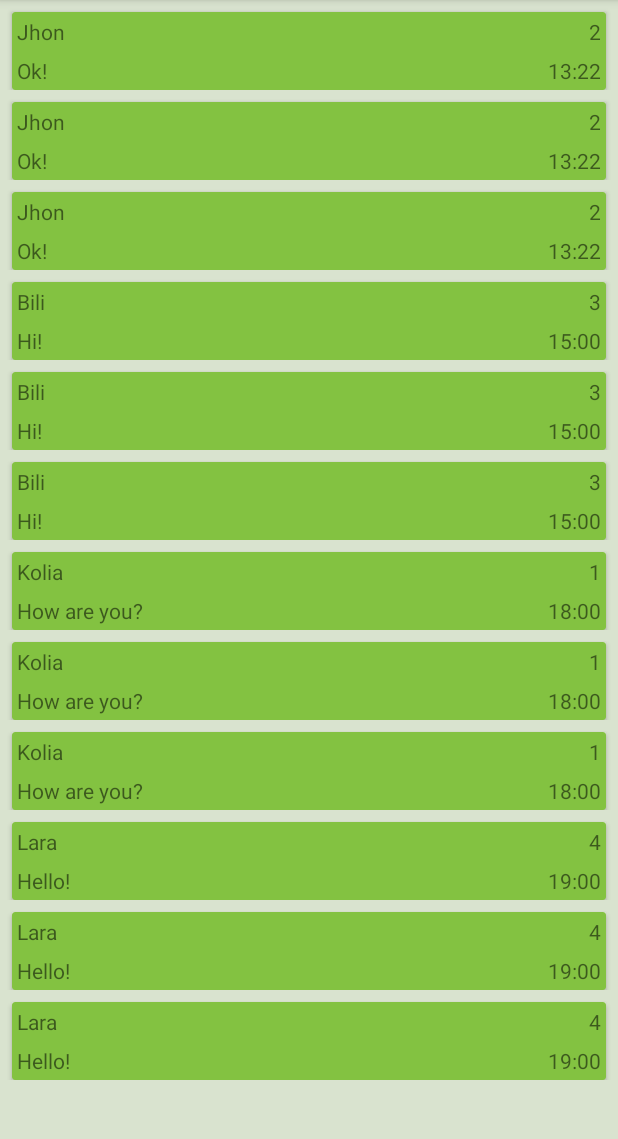
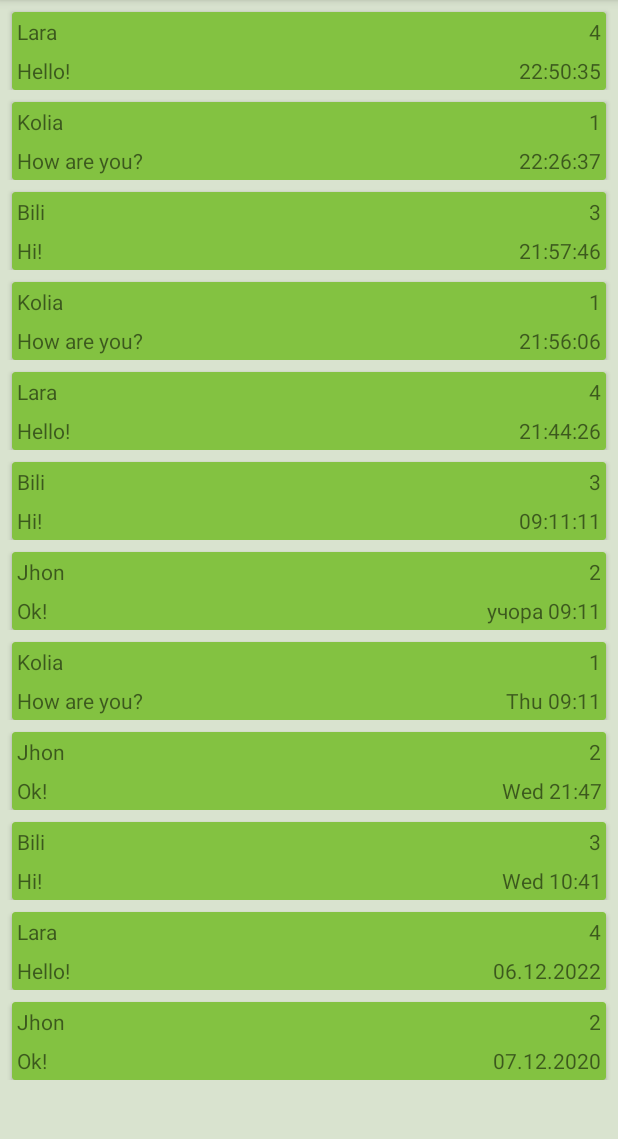
Before and after one commit to YuliaKovall/CryptoChat, an Android app: the screen it shows after launch (MainActivity), on a phone screen of 412 x 824 dp, the part 84-1223 px from its top. Run offline under Robolectric (Android 15) with nearby library versions, the phone set to English and light mode, and no system bars.

Commit message:
format time

```diff
--- a/app/src/main/java/com/example/cryptochat/MainActivity.java
+++ b/app/src/main/java/com/example/cryptochat/MainActivity.java
@@ -7,6 +7,7 @@ import androidx.recyclerview.widget.LinearLayoutManager;
 
 import com.example.cryptochat.databinding.ActivityMainBinding;
 
+import java.util.Date;
 import java.util.HashMap;
 import java.util.Map;
 
@@ -38,17 +39,17 @@ public class MainActivity extends AppCompatActivity {
     }
 
     private void setUserInfo() {
-        userMap.put(1, new User("Jhon", "Ok!", "13:22", 2));
-        userMap.put(2, new User("Bili", "Hi!", "15:00", 3));
-        userMap.put(3, new User("Kolia", "How are you?", "18:00", 1));
-        userMap.put(4, new User("Lara", "Hello!", "19:00", 4));
-        userMap.put(5, new User("Jhon", "Ok!", "13:22", 2));
-        userMap.put(6, new User("Bili", "Hi!", "15:00", 3));
-        userMap.put(7, new User("Kolia", "How are you?", "18:00", 1));
-        userMap.put(8, new User("Lara", "Hello!", "19:00", 4));
-        userMap.put(9, new User("Jhon", "Ok!", "13:22", 2));
-        userMap.put(10, new User("Bili", "Hi!", "15:00", 3));
-        userMap.put(11, new User("Kolia", "How are you?", "18:00", 1));
-        userMap.put(12, new User("Lara", "Hello!", "19:00", 4));
+        userMap.put(1, new User("Jhon", "Ok!", new Date(1677229871000L), 2));
+        userMap.put(2, new User("Bili", "Hi!", new Date(1677362266064L), 3));
+        userMap.put(3, new User("Kolia", "How are you?", new Date(1677362166064L), 1));
+        userMap.put(4, new User("Lara", "Hello!", new Date(1677361466064L), 4));
+        userMap.put(5, new User("Jhon", "Ok!", new Date(1677102466064L), 2));
+        userMap.put(6, new User("Bili", "Hi!", new Date(1677062466064L), 3));
+        userMap.put(7, new User("Kolia", "How are you?", new Date(1677363997487L), 1));
+        userMap.put(8, new User("Lara", "Hello!", new Date(1670362466064L), 4));
+        userMap.put(9, new User("Jhon", "Ok!", new Date(1607362466064L), 2));
+        userMap.put(10, new User("Bili", "Hi!", new Date(1677316271000L), 3));
+        userMap.put(11, new User("Kolia", "How are you?", new Date(1677143471000L), 1));
+        userMap.put(12, new User("Lara", "Hello!", new Date(1677365435819L), 4));
     }
 }
--- a/app/src/main/java/com/example/cryptochat/User.java
+++ b/app/src/main/java/com/example/cryptochat/User.java
@@ -1,12 +1,14 @@
 package com.example.cryptochat;
+
+import java.util.Date;
 
 public class User {
     private String userName;
     private String message;
-    private String time;
+    private Date time;
     private int count;
 
-    public User(String userName, String message, String time, int count) {
+    public User(String userName, String message, Date time, int count) {
         this.userName = userName;
         this.message = message;
         this.time = time;
@@ -29,11 +31,11 @@ public class User {
         this.message = message;
     }
 
-    public String getTime() {
+    public Date getTime() {
         return time;
     }
 
-    public void setTime(String time) {
+    public void setTime(Date time) {
         this.time = time;
     }
 
--- a/app/src/main/java/com/example/cryptochat/UserAdapter.java
+++ b/app/src/main/java/com/example/cryptochat/UserAdapter.java
@@ -10,9 +10,14 @@ import androidx.recyclerview.widget.RecyclerView;
 
 import com.example.cryptochat.databinding.UserItemBinding;
 
+import java.text.SimpleDateFormat;
+import java.time.LocalDateTime;
 import java.util.ArrayList;
+import java.util.Calendar;
 import java.util.Collections;
 import java.util.Comparator;
+import java.util.Date;
+import java.util.GregorianCalendar;
 import java.util.List;
 
 public class UserAdapter extends RecyclerView.Adapter<UserAdapter.UserHolder> {
@@ -38,9 +43,24 @@ public class UserAdapter extends RecyclerView.Adapter<UserAdapter.UserHolder> {
             binding.name.setText(user.getUserName());
             binding.message.setText(user.getMessage());
             binding.count.setText(String.valueOf(user.getCount()));
-            binding.time.setText(String.valueOf(user.getTime()));
+            binding.time.setText(String.valueOf(formatTimeDate(user.getTime())));
         }
 
+    }
+
+    public String formatTimeDate (Date d){
+        String result = "";
+        Date now = new Date();
+        if (now.getTime() - d.getTime() < 86400000 && now.getDay() == d.getDay()){
+            result = new SimpleDateFormat("HH:mm:ss").format(d);
+        } else if (now.getTime() - d.getTime() < 172800000 && now.getDay() != d.getDay()){
+            result = "учора " + new SimpleDateFormat("HH:mm").format(d);
+        } else if (now.getTime() - d.getTime() < 604800000 && now.getDay() != d.getDay()) {
+            result = new SimpleDateFormat("E HH:mm").format(d);
+        } else {
+            result = new SimpleDateFormat("dd.MM.yyyy").format(d);
+        }
+        return result;
     }
 
     @NonNull
@@ -52,7 +72,7 @@ public class UserAdapter extends RecyclerView.Adapter<UserAdapter.UserHolder> {
 
     @Override
     public void onBindViewHolder(@NonNull UserHolder holder, int position) {
-        Collections.sort(userArrayList, (user1, user2) -> user1.getTime().compareTo(user2.getTime()));
+        Collections.sort(userArrayList, (user1, user2) -> user2.getTime().compareTo(user1.getTime()));
         holder.bind(userArrayList.get(position));
     }
 
--- a/app/src/main/res/layout/user_item.xml
+++ b/app/src/main/res/layout/user_item.xml
@@ -27,7 +27,6 @@
 
                 <TextView
                     android:id="@+id/name"
-                    android:layout_width="300dp"
                     android:padding="3dp"
                     android:text="@string/user_name" />
 
@@ -49,9 +48,10 @@
 
                 <TextView
                     android:id="@+id/time"
+                    android:gravity="end"
                     android:padding="3dp"
-                    android:gravity="end"
                     android:text="@string/message_time" />
+
             </TableRow>
 
         </TableLayout>
```
